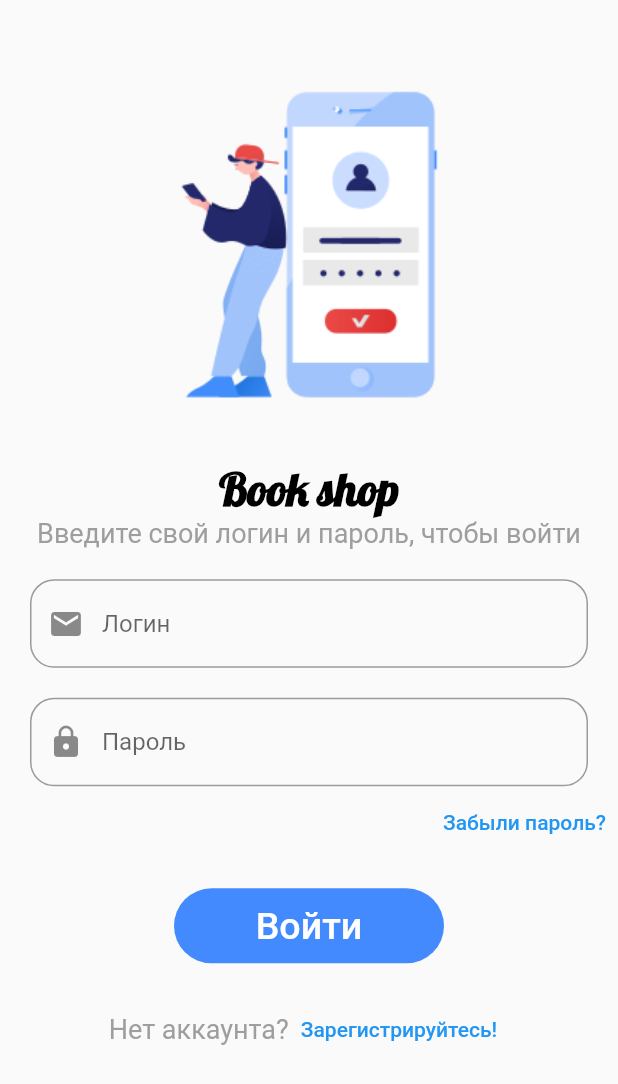
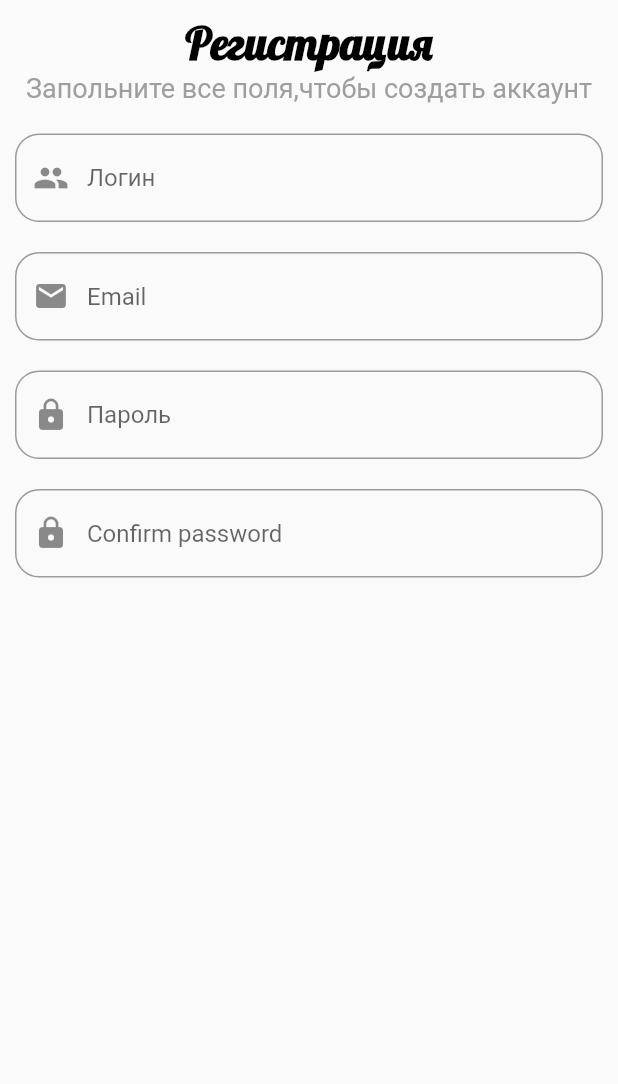
Before and after one commit to Rau0303/online_shoping, a Flutter app: the screen it shows after launch, after a tap on "Зарегистрируйтесь!", on a phone screen of 412 x 824 dp. Shown: the top 1084 px of the screen. Run offline on Flutter 3.47's test engine with Material 2 defaults, Android fonts, the phone set to English and light mode, and no system bars.

Commit message:
sign up screen version 0

```diff
--- a/lib/main.dart
+++ b/lib/main.dart
@@ -1,5 +1,6 @@
 import 'package:flutter/material.dart';
 import 'package:online_shopping/screens/loginPageScreen.dart';
+import 'package:online_shopping/screens/signUpPageScreen.dart';
 
 void main() {
 
@@ -7,6 +8,7 @@ void main() {
     initialRoute: '/',
     routes: {
       '/': (context) => loginPage(),
+      '/signUp':(context) =>signUp(),
     },
   ));
 }
--- a/lib/screens/loginPageScreen.dart
+++ b/lib/screens/loginPageScreen.dart
@@ -138,7 +138,9 @@ class _loginPageState extends State<loginPage> {
                   style: subTitle
                 )),
                 TextButton(
-                    onPressed: (){},
+                    onPressed: (){
+                      Navigator.pushNamed(context, "/signUp");
+                    },
                     child: const Text("Зарегистрируйтесь!"))
               ],
             )
--- /dev/null
+++ b/lib/screens/signUpPageScreen.dart
@@ -0,0 +1,117 @@
+import 'package:flutter/material.dart';
+import 'package:online_shopping/services/constants.dart';
+
+class signUp extends StatefulWidget {
+  const signUp({Key? key}) : super(key: key);
+
+  @override
+  State<signUp> createState() => _signUpState();
+}
+
+class _signUpState extends State<signUp> {
+  final TextEditingController _userNameController = TextEditingController();
+  final TextEditingController _userEmailController = TextEditingController();
+  final TextEditingController _userPassController = TextEditingController();
+  final TextEditingController _userConPassController = TextEditingController();
+  @override
+  Widget build(BuildContext context) {
+    return Scaffold(
+      body: SafeArea(
+        child: Padding(
+          padding: const EdgeInsets.all(10.0),
+          child: Column(
+            children: [
+              RichText(text: const TextSpan(
+                text: "Регистрация",
+                style: title,
+              )),
+              RichText(text: const TextSpan(
+                text: "Запольните все поля,чтобы создать аккаунт",
+                style: subTitle,
+              )),
+              betSize,
+              TextFormField(
+                controller: _userNameController,
+                keyboardType: TextInputType.emailAddress,
+                decoration: InputDecoration(
+                  border: OutlineInputBorder(
+                    borderRadius: BorderRadius.circular(16),
+                  ),
+                  hintText: "Логин",
+                  prefixIcon: const Icon(Icons.people),
+                ),
+                validator: (_userNameController)  {
+                  if(_userNameController!.isEmpty){
+                    return "Поля не может быть пустым!";
+                  }
+                  return null;
+              },
+              ),
+              betSize,
+              TextFormField(
+                controller: _userEmailController,
+                keyboardType: TextInputType.emailAddress,
+                decoration: InputDecoration(
+                  border: OutlineInputBorder(
+                    borderRadius: BorderRadius.circular(16),
+                  ),
+                  hintText: "Email",
+                  prefixIcon: const Icon(Icons.email),
+                ),
+                validator: (_userEmailController){
+                  if(_userEmailController!.isEmpty){
+                    return "Поле не может быть пустым!";
+                  }
+                  return null;
+                },
+
+              ),
+              betSize,
+              TextFormField(
+                controller: _userPassController,
+                obscureText: true,
+                decoration: InputDecoration(
+                  border: OutlineInputBorder(
+                    borderRadius: BorderRadius.circular(16),
+                  ),
+                  hintText: "Пароль",
+                  prefixIcon: const Icon(Icons.lock),
+
+                ),
+                validator: (_userPassController){
+                  if(_userPassController!.isEmpty){
+                    return "Поле не может быть пустым!";
+                  }
+                  else if(_userPassController.length<8){
+                    return "меньше 8 символов не принимаю!";
+                  }
+                  return null;
+                },
+              ),
+              betSize,
+              TextFormField(
+                controller: _userConPassController,
+                obscureText: true,
+                decoration: InputDecoration(
+                  border: OutlineInputBorder(
+                    borderRadius: BorderRadius.circular(16),
+                  ),
+                  hintText: "Confirm password",
+                  prefixIcon: const Icon(Icons.lock),
+                ),
+                validator: (_userConPassController){
+                  if(_userConPassController!.isEmpty){
+                    return "Поле не может быть пустым!";
+                  }
+                  else if (_userConPassController!=_userPassController){
+                    return "Поля не совпадают!";
+                  }
+                },
+              )
+            ],
+          ),
+        ),
+      ),
+    );
+  }
+}
```
